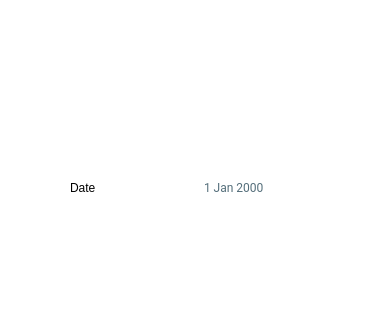
Qt form Application/ray_create2.ui (Bsm-B/RackStore) before a commit; both pictures show x 0 to 380 and y 160 to 480 of the 380 by 480 pixel window.
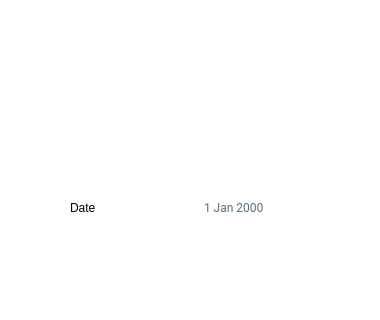
The same form after that commit.

```diff
--- a/Application/ray_create2.ui
+++ b/Application/ray_create2.ui
@@ -46,7 +46,7 @@
      <x>10</x>
      <y>60</y>
      <width>361</width>
-     <height>261</height>
+     <height>281</height>
     </rect>
    </property>
    <layout class="QVBoxLayout" name="verticalLayout_2"/>
@@ -90,7 +90,7 @@
    <property name="geometry">
     <rect>
      <x>70</x>
-     <y>330</y>
+     <y>350</y>
      <width>241</width>
      <height>36</height>
     </rect>
```
